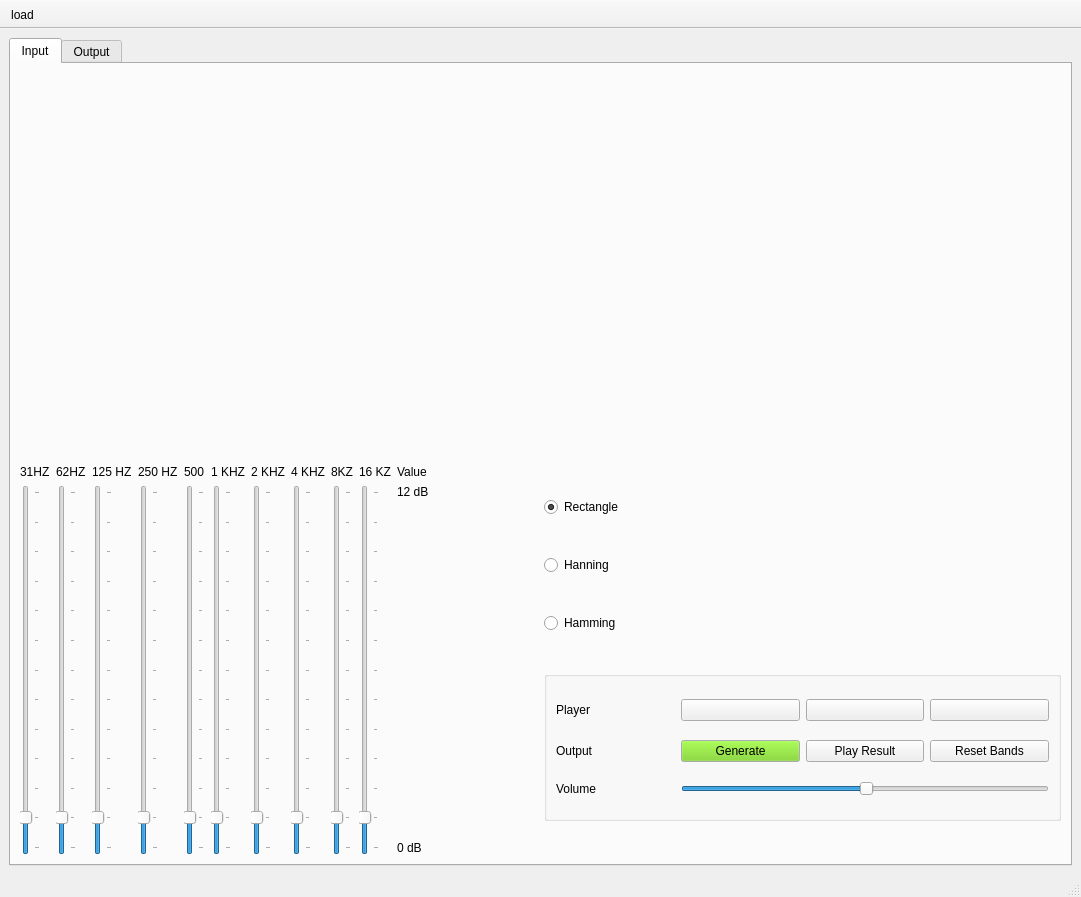
The window that Task2/testGUI.ui (Ahmad-Abdalmageed/DSP_tasks-) describes before a commit, drawn with Qt 5.
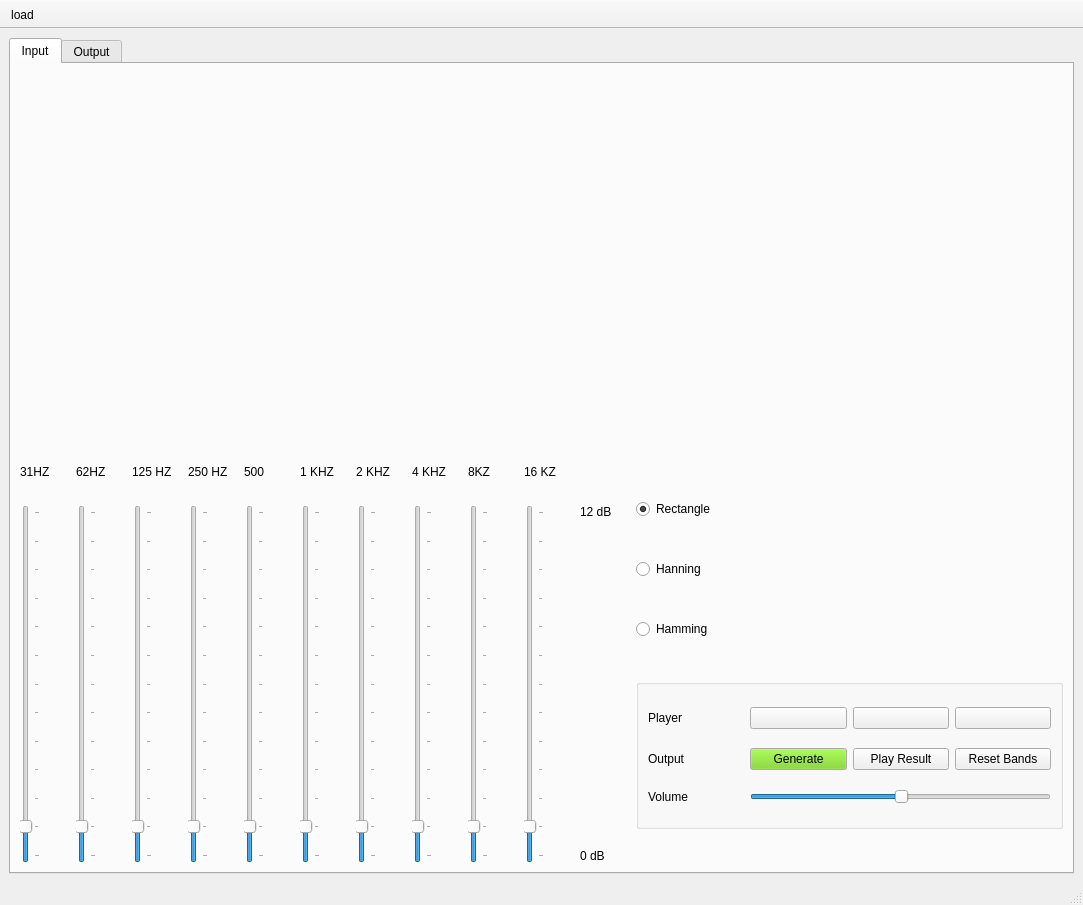
The same window after the commit. Icons and pictures are not drawn. Custom widgets are drawn as their Qt base class.

The edit to the form file:
```diff
--- a/Task2/testGUI.ui
+++ b/Task2/testGUI.ui
@@ -6,14 +6,20 @@
    <rect>
     <x>0</x>
     <y>0</y>
-    <width>1081</width>
-    <height>897</height>
+    <width>1083</width>
+    <height>905</height>
    </rect>
   </property>
+  <property name="sizePolicy">
+   <sizepolicy hsizetype="MinimumExpanding" vsizetype="MinimumExpanding">
+    <horstretch>0</horstretch>
+    <verstretch>0</verstretch>
+   </sizepolicy>
+  </property>
   <property name="minimumSize">
    <size>
-    <width>600</width>
-    <height>800</height>
+    <width>1083</width>
+    <height>905</height>
    </size>
   </property>
   <property name="sizeIncrement">
@@ -60,7 +66,7 @@
        <layout class="QGridLayout" name="gridLayout_4">
         <item row="2" column="0">
          <layout class="QGridLayout" name="gridLayout_5">
-          <item row="1" column="6">
+          <item row="2" column="6">
            <widget class="mySlider" name="verticalSlider_7">
             <property name="minimumSize">
              <size>
@@ -97,11 +103,11 @@
           <item row="0" column="10">
            <widget class="QLabel" name="label_14">
             <property name="text">
-             <string>Value</string>
+             <string/>
             </property>
            </widget>
           </item>
-          <item row="1" column="1">
+          <item row="2" column="1">
            <widget class="mySlider" name="verticalSlider_2">
             <property name="minimumSize">
              <size>
@@ -135,7 +141,7 @@
             </property>
            </widget>
           </item>
-          <item row="1" column="0">
+          <item row="2" column="0">
            <widget class="mySlider" name="verticalSlider">
             <property name="minimumSize">
              <size>
@@ -166,7 +172,7 @@
             </property>
            </widget>
           </item>
-          <item row="1" column="3">
+          <item row="2" column="3">
            <widget class="mySlider" name="verticalSlider_4">
             <property name="minimumSize">
              <size>
@@ -200,7 +206,7 @@
             </property>
            </widget>
           </item>
-          <item row="1" column="7">
+          <item row="2" column="7">
            <widget class="mySlider" name="verticalSlider_8">
             <property name="minimumSize">
              <size>
@@ -234,7 +240,7 @@
             </property>
            </widget>
           </item>
-          <item row="1" column="5">
+          <item row="2" column="5">
            <widget class="mySlider" name="verticalSlider_6">
             <property name="minimumSize">
              <size>
@@ -268,7 +274,7 @@
             </property>
            </widget>
           </item>
-          <item row="1" column="2">
+          <item row="2" column="2">
            <widget class="mySlider" name="verticalSlider_3">
             <property name="minimumSize">
              <size>
@@ -302,7 +308,7 @@
             </property>
            </widget>
           </item>
-          <item row="1" column="8">
+          <item row="2" column="8">
            <widget class="mySlider" name="verticalSlider_9">
             <property name="minimumSize">
              <size>
@@ -343,7 +349,7 @@
             </property>
            </widget>
           </item>
-          <item row="1" column="9">
+          <item row="2" column="9">
            <widget class="mySlider" name="verticalSlider_10">
             <property name="minimumSize">
              <size>
@@ -377,6 +383,37 @@
             </property>
            </widget>
           </item>
+          <item row="2" column="10">
+           <layout class="QVBoxLayout" name="verticalLayout">
+            <item>
+             <widget class="QLabel" name="label_16">
+              <property name="text">
+               <string>12 dB</string>
+              </property>
+             </widget>
+            </item>
+            <item>
+             <spacer name="verticalSpacer">
+              <property name="orientation">
+               <enum>Qt::Vertical</enum>
+              </property>
+              <property name="sizeHint" stdset="0">
+               <size>
+                <width>20</width>
+                <height>40</height>
+               </size>
+              </property>
+             </spacer>
+            </item>
+            <item>
+             <widget class="QLabel" name="label_15">
+              <property name="text">
+               <string>0 dB</string>
+              </property>
+             </widget>
+            </item>
+           </layout>
+          </item>
           <item row="0" column="9">
            <widget class="QLabel" name="label_13">
             <property name="text">
@@ -384,7 +421,7 @@
             </property>
            </widget>
           </item>
-          <item row="1" column="4">
+          <item row="2" column="4">
            <widget class="mySlider" name="verticalSlider_5">
             <property name="minimumSize">
              <size>
@@ -474,36 +511,181 @@
             </property>
            </widget>
           </item>
+          <item row="1" column="0">
+           <spacer name="horizontalSpacer">
+            <property name="orientation">
+             <enum>Qt::Horizontal</enum>
+            </property>
+            <property name="sizeType">
+             <enum>QSizePolicy::Fixed</enum>
+            </property>
+            <property name="sizeHint" stdset="0">
+             <size>
+              <width>50</width>
+              <height>20</height>
+             </size>
+            </property>
+           </spacer>
+          </item>
+          <item row="1" column="1">
+           <spacer name="horizontalSpacer_2">
+            <property name="orientation">
+             <enum>Qt::Horizontal</enum>
+            </property>
+            <property name="sizeType">
+             <enum>QSizePolicy::Fixed</enum>
+            </property>
+            <property name="sizeHint" stdset="0">
+             <size>
+              <width>50</width>
+              <height>20</height>
+             </size>
+            </property>
+           </spacer>
+          </item>
+          <item row="1" column="2">
+           <spacer name="horizontalSpacer_3">
+            <property name="orientation">
+             <enum>Qt::Horizontal</enum>
+            </property>
+            <property name="sizeType">
+             <enum>QSizePolicy::Fixed</enum>
+            </property>
+            <property name="sizeHint" stdset="0">
+             <size>
+              <width>50</width>
+              <height>20</height>
+             </size>
+            </property>
+           </spacer>
+          </item>
+          <item row="1" column="3">
+           <spacer name="horizontalSpacer_4">
+            <property name="orientation">
+             <enum>Qt::Horizontal</enum>
+            </property>
+            <property name="sizeType">
+             <enum>QSizePolicy::Fixed</enum>
+            </property>
+            <property name="sizeHint" stdset="0">
+             <size>
+              <width>50</width>
+              <height>20</height>
+             </size>
+            </property>
+           </spacer>
+          </item>
+          <item row="1" column="4">
+           <spacer name="horizontalSpacer_5">
+            <property name="orientation">
+             <enum>Qt::Horizontal</enum>
+            </property>
+            <property name="sizeType">
+             <enum>QSizePolicy::Fixed</enum>
+            </property>
+            <property name="sizeHint" stdset="0">
+             <size>
+              <width>50</width>
+              <height>20</height>
+             </size>
+            </property>
+           </spacer>
+          </item>
+          <item row="1" column="5">
+           <spacer name="horizontalSpacer_6">
+            <property name="orientation">
+             <enum>Qt::Horizontal</enum>
+            </property>
+            <property name="sizeType">
+             <enum>QSizePolicy::Fixed</enum>
+            </property>
+            <property name="sizeHint" stdset="0">
+             <size>
+              <width>50</width>
+              <height>20</height>
+             </size>
+            </property>
+           </spacer>
+          </item>
+          <item row="1" column="6">
+           <spacer name="horizontalSpacer_7">
+            <property name="orientation">
+             <enum>Qt::Horizontal</enum>
+            </property>
+            <property name="sizeType">
+             <enum>QSizePolicy::Fixed</enum>
+            </property>
+            <property name="sizeHint" stdset="0">
+             <size>
+              <width>50</width>
+              <height>20</height>
+             </size>
+            </property>
+           </spacer>
+          </item>
+          <item row="1" column="7">
+           <spacer name="horizontalSpacer_8">
+            <property name="orientation">
+             <enum>Qt::Horizontal</enum>
+            </property>
+            <property name="sizeType">
+             <enum>QSizePolicy::Fixed</enum>
+            </property>
+            <property name="sizeHint" stdset="0">
+             <size>
+              <width>50</width>
+              <height>20</height>
+             </size>
+            </property>
+           </spacer>
+          </item>
+          <item row="1" column="8">
+           <spacer name="horizontalSpacer_9">
+            <property name="orientation">
+             <enum>Qt::Horizontal</enum>
+            </property>
+            <property name="sizeType">
+             <enum>QSizePolicy::Fixed</enum>
+            </property>
+            <property name="sizeHint" stdset="0">
+             <size>
+              <width>50</width>
+              <height>20</height>
+             </size>
+            </property>
+           </spacer>
+          </item>
+          <item row="1" column="9">
+           <spacer name="horizontalSpacer_10">
+            <property name="orientation">
+             <enum>Qt::Horizontal</enum>
+            </property>
+            <property name="sizeType">
+             <enum>QSizePolicy::Fixed</enum>
+            </property>
+            <property name="sizeHint" stdset="0">
+             <size>
+              <width>50</width>
+              <height>20</height>
+             </size>
+            </property>
+           </spacer>
+          </item>
           <item row="1" column="10">
-           <layout class="QVBoxLayout" name="verticalLayout">
-            <item>
-             <widget class="QLabel" name="label_16">
-              <property name="text">
-               <string>12 dB</string>
-              </property>
-             </widget>
-            </item>
-            <item>
-             <spacer name="verticalSpacer">
-              <property name="orientation">
-               <enum>Qt::Vertical</enum>
-              </property>
-              <property name="sizeHint" stdset="0">
-               <size>
-                <width>20</width>
-                <height>40</height>
-               </size>
-              </property>
-             </spacer>
-            </item>
-            <item>
-             <widget class="QLabel" name="label_15">
-              <property name="text">
-               <string>0 dB</string>
-              </property>
-             </widget>
-            </item>
-           </layout>
+           <spacer name="horizontalSpacer_11">
+            <property name="orientation">
+             <enum>Qt::Horizontal</enum>
+            </property>
+            <property name="sizeType">
+             <enum>QSizePolicy::Fixed</enum>
+            </property>
+            <property name="sizeHint" stdset="0">
+             <size>
+              <width>50</width>
+              <height>20</height>
+             </size>
+            </property>
+           </spacer>
           </item>
          </layout>
         </item>
```
Left out of the diff: 2 changed lines with no effect on the pictures.
